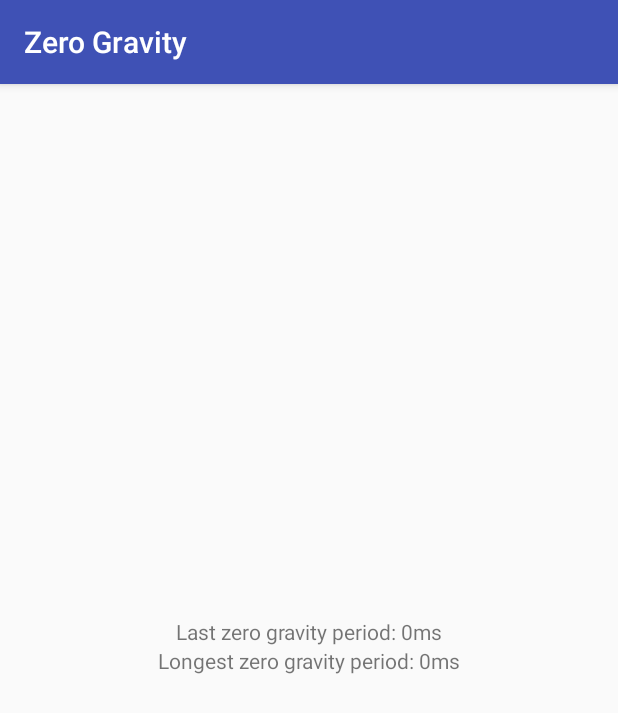
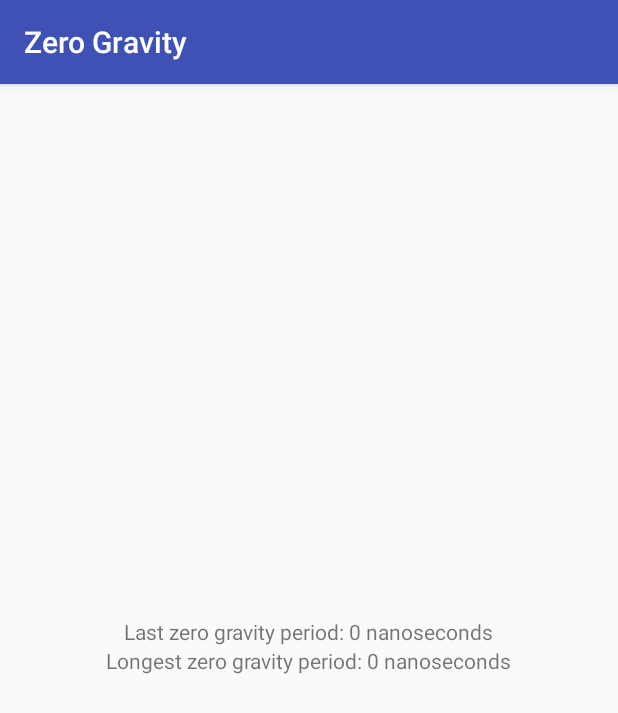
Before and after one commit to TimKam/phone-sensors, an Android app: the screen it shows after launch (MainActivity), on a phone screen of 412 x 824 dp. Shown: the top 713 px of the screen. Run offline under Robolectric (Android 15) with nearby library versions, the phone set to English and light mode, and no system bars.

Commit message:
minor changes

```diff
--- a/apps/zero_gravity/app/src/main/res/layout/activity_main.xml
+++ b/apps/zero_gravity/app/src/main/res/layout/activity_main.xml
@@ -10,7 +10,7 @@
         android:id="@+id/longest"
         android:layout_width="wrap_content"
         android:layout_height="wrap_content"
-        android:text="Longest zero gravity period: 0ms"
+        android:text="Longest zero gravity period: 0 nanoseconds"
         app:layout_constraintBottom_toBottomOf="parent"
         app:layout_constraintLeft_toLeftOf="parent"
         app:layout_constraintRight_toRightOf="parent"
@@ -20,7 +20,7 @@
         android:id="@+id/last"
         android:layout_width="wrap_content"
         android:layout_height="wrap_content"
-        android:text="Last zero gravity period: 0ms"
+        android:text="Last zero gravity period: 0 nanoseconds"
         app:layout_constraintLeft_toLeftOf="parent"
         app:layout_constraintRight_toRightOf="parent"
         app:layout_constraintBottom_toTopOf="@+id/longest" />
```
Also changed, not shown: apps/zero_gravity/app/src/main/java/se/umu/timotheuskampik/zerogravity/MainActivity.kt (+18 -9 lines), 1 other file.
